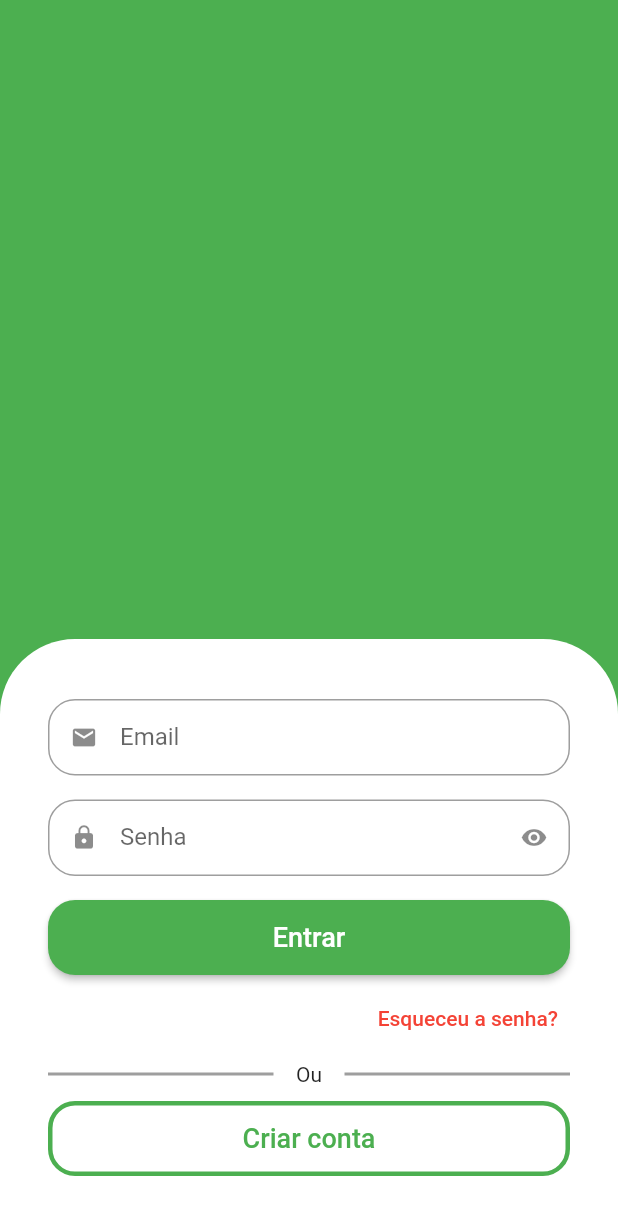
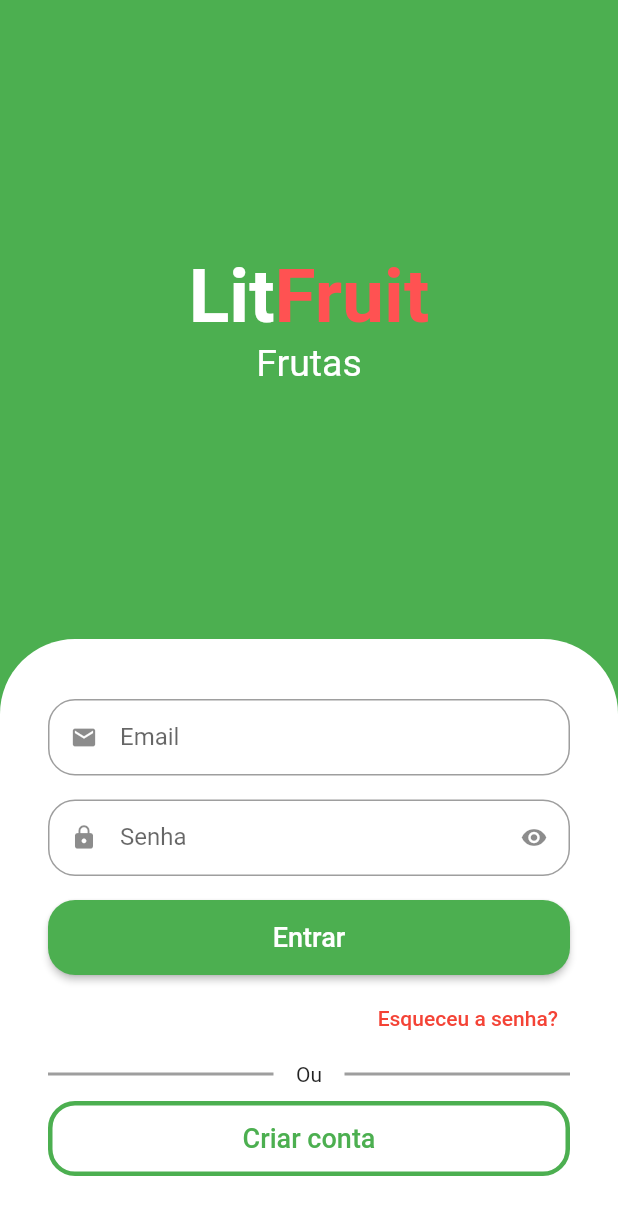
Before and after one commit to lincolnzera1/Advancing_in_Flutter_UI, a Flutter app: the screen it shows after launch, on a phone screen of 412 x 824 dp. Shown: the top 1215 px of the screen. Run offline on Flutter 3.47's test engine with Material 2 defaults, Android fonts, the light colour scheme and no system bars; drawn by our look-alikes of animated_text_kit.

Commit message:
Learning text animation, and text.rich configs

```diff
--- a/lib/src/auth/sign_in_screen.dart
+++ b/lib/src/auth/sign_in_screen.dart
@@ -2,6 +2,7 @@
 import 'package:flutter/src/widgets/container.dart';
 import 'package:flutter/src/widgets/framework.dart';
 import 'package:getx_redemption/src/auth/components/custom_text_field.dart';
+import 'package:animated_text_kit/animated_text_kit.dart';
 
 class SignInScreen extends StatelessWidget {
   const SignInScreen({super.key});
@@ -15,7 +16,49 @@
           Expanded(
               child: Container(
             color: Colors.green,
+            child: Center(
+              child: Column(
+                mainAxisAlignment: MainAxisAlignment.center,
+                children: [
+                  // Nome do App
+                  const Text.rich(
+                      TextSpan(style: TextStyle(fontSize: 50), children: [
+                    TextSpan(
+                        text: "Lit",
+                        style: TextStyle(
+                            color: Colors.white, fontWeight: FontWeight.bold)),
+                    TextSpan(
+                        text: "Fruit",
+                        style: TextStyle(
+                            color: Colors.redAccent,
+                            fontWeight: FontWeight.bold)),
+                  ])),
+
+                  // Categorias
+                  SizedBox(
+                    height: 30,
+                    child: DefaultTextStyle(
+                      style: const TextStyle(fontSize: 25),
+                      child: AnimatedTextKit(
+                        pause: Duration.zero,
+                        animatedTexts: [
+                          FadeAnimatedText("Frutas"),
+                          FadeAnimatedText("Verduras"),
+                          FadeAnimatedText("Legumes"),
+                          FadeAnimatedText("Carnes"),
+                          FadeAnimatedText("Cereais"),
+                          FadeAnimatedText("Laticíneos"),
+                        ],
+                        repeatForever: true,
+                      ),
+                    ),
+                  )
+                ],
+              ),
+            ),
           )),
+
+          // Login / Criar conta
           Container(
             padding: const EdgeInsets.symmetric(horizontal: 32, vertical: 40),
             decoration: const BoxDecoration(
@@ -37,6 +80,7 @@
                   isSecret: true,
                 ),
 
+                // Entrar
                 SizedBox(
                   height: 50,
                   child: ElevatedButton(
@@ -49,6 +93,8 @@
                         style: TextStyle(fontSize: 18),
                       )),
                 ),
+
+                // Esqueceu a senha?
                 Padding(
                   padding: const EdgeInsets.symmetric(vertical: 5),
                   child: Align(
@@ -59,6 +105,8 @@
                             style: TextStyle(color: Colors.red))),
                   ),
                 ),
+
+                // Linhas e Ou
                 Padding(
                   padding: EdgeInsets.only(bottom: 10),
                   child: Row(
@@ -80,17 +128,21 @@
                     ],
                   ),
                 ),
+
+                // Criar conta
                 SizedBox(
                   height: 50,
                   child: OutlinedButton(
                       style: OutlinedButton.styleFrom(
                         shape: RoundedRectangleBorder(
-                          borderRadius: BorderRadius.circular(18)
-                        ),
+                            borderRadius: BorderRadius.circular(18)),
                         side: const BorderSide(width: 3, color: Colors.green),
                       ),
                       onPressed: () {},
-                      child: const Text("Criar conta", style: TextStyle(fontSize: 18),)),
+                      child: const Text(
+                        "Criar conta",
+                        style: TextStyle(fontSize: 18),
+                      )),
                 )
               ],
             ),
--- a/pubspec.yaml
+++ b/pubspec.yaml
@@ -37,6 +37,7 @@
   # The following adds the Cupertino Icons font to your application.
   # Use with the CupertinoIcons class for iOS style icons.
   cupertino_icons: ^1.0.2
+  animated_text_kit: ^4.2.2
 
 dev_dependencies:
   flutter_test:
```
Also changed, not shown: pubspec.lock.
